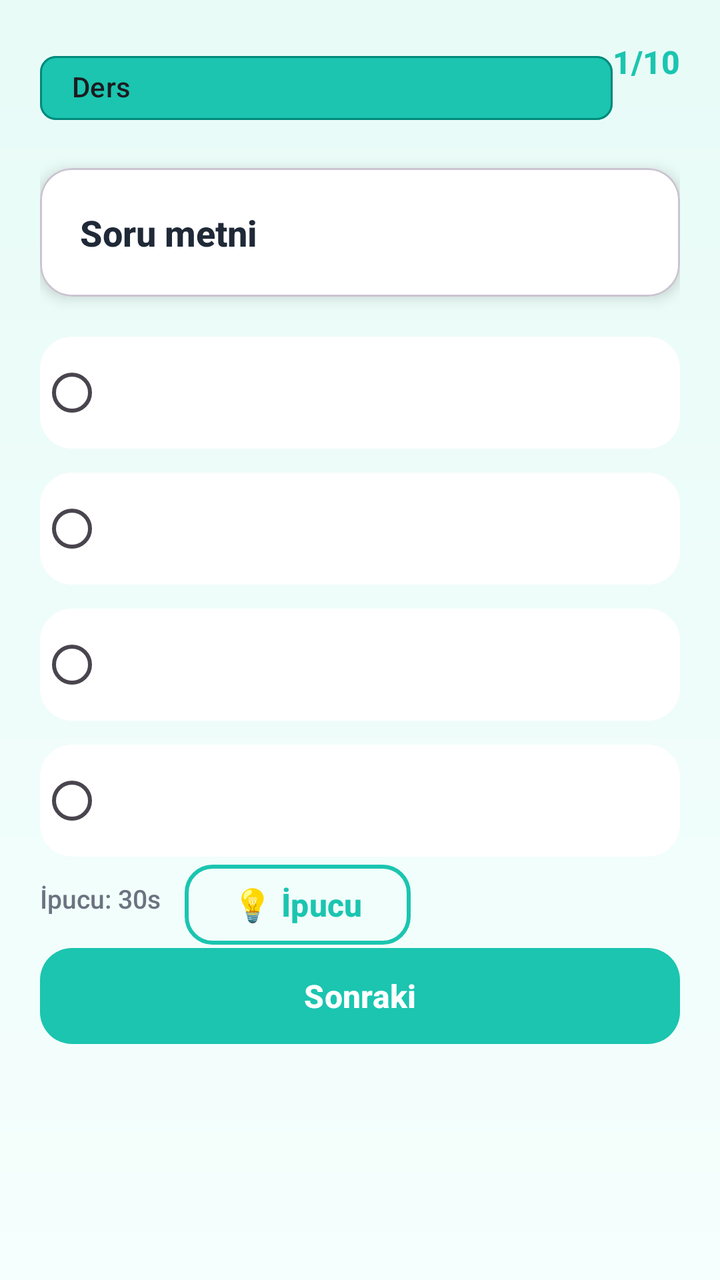
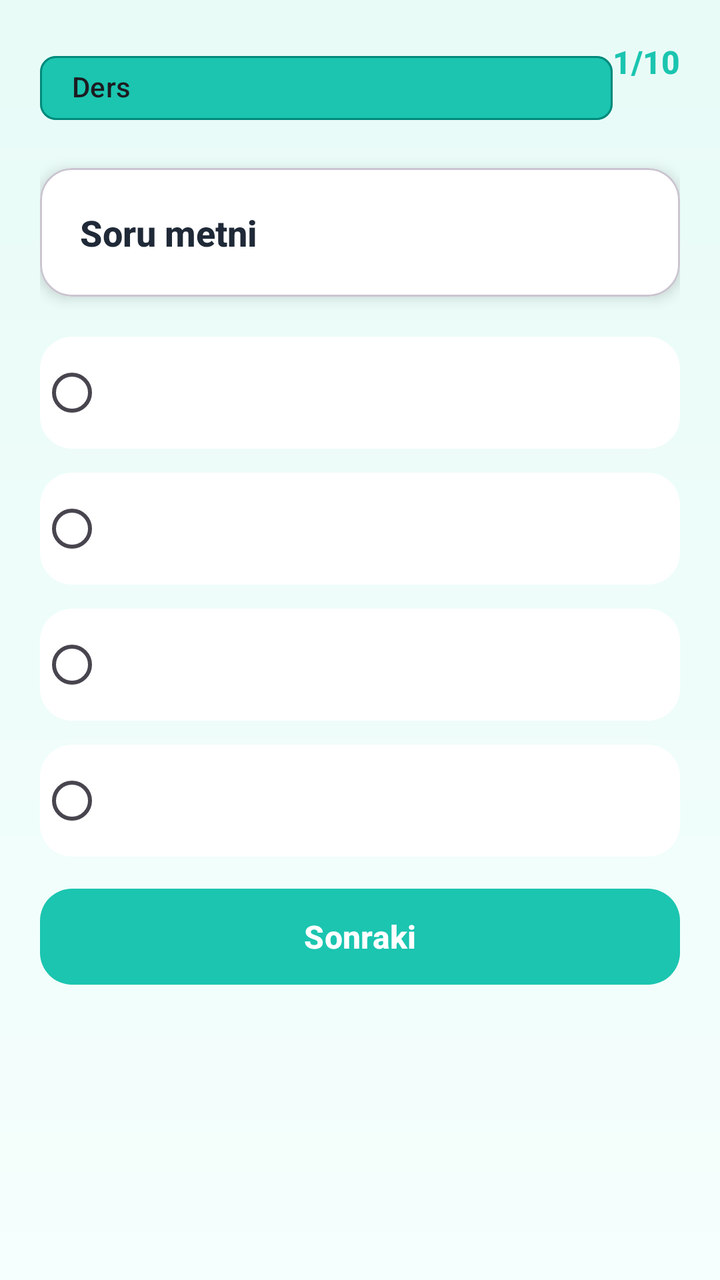

Before-and-after screenshots of an Android layout around one commit, followed by the original layout XML and the change that was made.
<!-- AndroidManifest.xml: application theme Theme.BrainBuddy -->
<!-- res/layout/activity_quiz.xml -->
<?xml version="1.0" encoding="utf-8"?>
<ScrollView xmlns:android="http://schemas.android.com/apk/res/android"
    xmlns:app="http://schemas.android.com/apk/res-auto"
    android:layout_width="match_parent"
    android:layout_height="match_parent"
    android:background="@drawable/bg_gradient"
    android:fillViewport="true">

    <androidx.constraintlayout.widget.ConstraintLayout
        android:layout_width="match_parent"
        android:layout_height="wrap_content"
        android:padding="20dp">

        <com.google.android.material.chip.Chip
            android:id="@+id/subjectChip"
            android:layout_width="0dp"
            android:layout_height="wrap_content"
            android:text="Ders"
            app:chipBackgroundColor="@color/bb_turquoise"
            app:chipStrokeColor="@color/bb_turquoise_dark"
            app:layout_constraintTop_toTopOf="parent"
            app:layout_constraintStart_toStartOf="parent"
            app:layout_constraintEnd_toStartOf="@id/progressText"
            app:layout_constraintHorizontal_chainStyle="spread_inside"/>

        <TextView
            android:id="@+id/progressText"
            android:layout_width="wrap_content"
            android:layout_height="wrap_content"
            android:text="1/10"
            android:textSize="16sp"
            android:textStyle="bold"
            android:textColor="@color/bb_turquoise"
            app:layout_constraintTop_toTopOf="parent"
            app:layout_constraintEnd_toEndOf="parent"/>

        <ImageView
            android:id="@+id/questionImage"
            android:layout_width="0dp"
            android:layout_height="160dp"
            android:layout_marginTop="16dp"
            android:scaleType="fitCenter"
            android:visibility="gone"
            app:layout_constraintTop_toBottomOf="@id/subjectChip"
            app:layout_constraintStart_toStartOf="parent"
            app:layout_constraintEnd_toEndOf="parent"/>

        <com.google.android.material.card.MaterialCardView
            android:id="@+id/questionCard"
            android:layout_width="0dp"
            android:layout_height="wrap_content"
            app:cardCornerRadius="16dp"
            app:cardElevation="4dp"
            app:cardBackgroundColor="@color/white"
            android:layout_marginTop="16dp"
            app:layout_constraintTop_toBottomOf="@id/questionImage"
            app:layout_constraintStart_toStartOf="parent"
            app:layout_constraintEnd_toEndOf="parent">

            <TextView
                android:id="@+id/questionText"
                android:layout_width="match_parent"
                android:layout_height="wrap_content"
                android:text="Soru metni"
                android:textSize="18sp"
                android:textStyle="bold"
                android:textColor="@color/bb_text_dark"
                android:lineSpacingMultiplier="1.2"
                android:padding="20dp"/>
        </com.google.android.material.card.MaterialCardView>

        <RadioGroup
            android:id="@+id/optionsGroup"
            android:layout_width="0dp"
            android:layout_height="wrap_content"
            android:layout_marginTop="20dp"
            app:layout_constraintTop_toBottomOf="@id/questionCard"
            app:layout_constraintStart_toStartOf="parent"
            app:layout_constraintEnd_toEndOf="parent">

            <RadioButton
                android:id="@+id/optA"
                android:layout_width="match_parent"
                android:layout_height="wrap_content"
                android:minHeight="56dp"
                android:padding="16dp"
                android:layout_marginBottom="12dp"
                android:background="@drawable/bg_choice_button"
                android:textSize="16sp"
                android:textColor="@color/bb_text_dark"/>

            <RadioButton
                android:id="@+id/optB"
                android:layout_width="match_parent"
                android:layout_height="wrap_content"
                android:minHeight="56dp"
                android:padding="16dp"
                android:layout_marginBottom="12dp"
                android:background="@drawable/bg_choice_button"
                android:textSize="16sp"
                android:textColor="@color/bb_text_dark"/>

            <RadioButton
                android:id="@+id/optC"
                android:layout_width="match_parent"
                android:layout_height="wrap_content"
                android:minHeight="56dp"
                android:padding="16dp"
                android:layout_marginBottom="12dp"
                android:background="@drawable/bg_choice_button"
                android:textSize="16sp"
                android:textColor="@color/bb_text_dark"/>

            <RadioButton
                android:id="@+id/optD"
                android:layout_width="match_parent"
                android:layout_height="wrap_content"
                android:minHeight="56dp"
                android:padding="16dp"
                android:background="@drawable/bg_choice_button"
                android:textSize="16sp"
                android:textColor="@color/bb_text_dark"/>
        </RadioGroup>

        <TextView
            android:id="@+id/feedbackText"
            android:layout_width="0dp"
            android:layout_height="wrap_content"
            android:text="Geri bildirim"
            android:textSize="16sp"
            android:textStyle="bold"
            android:visibility="gone"
            android:layout_marginTop="16dp"
            app:layout_constraintTop_toBottomOf="@id/optionsGroup"
            app:layout_constraintStart_toStartOf="parent"
            app:layout_constraintEnd_toEndOf="parent"/>

        <TextView
            android:id="@+id/hintTimer"
            android:layout_width="wrap_content"
            android:layout_height="wrap_content"
            android:text="İpucu: 30s"
            android:textSize="13sp"
            android:textColor="@color/bb_text_muted"
            android:layout_marginTop="12dp"
            app:layout_constraintTop_toBottomOf="@id/feedbackText"
            app:layout_constraintStart_toStartOf="parent"/>

        <Button
            android:id="@+id/hintBtn"
            style="@style/BBButtonAlt"
            android:layout_width="wrap_content"
            android:layout_height="wrap_content"
            android:text="💡 İpucu"
            android:layout_marginStart="12dp"
            app:layout_constraintTop_toBottomOf="@id/feedbackText"
            app:layout_constraintStart_toEndOf="@id/hintTimer"/>

        <TextView
            android:id="@+id/hintText"
            android:layout_width="0dp"
            android:layout_height="wrap_content"
            android:text="İpucu metni"
            android:textSize="14sp"
            android:textColor="@color/bb_text_muted"
            android:visibility="gone"
            android:layout_marginTop="8dp"
            app:layout_constraintTop_toBottomOf="@id/hintTimer"
            app:layout_constraintStart_toStartOf="parent"
            app:layout_constraintEnd_toEndOf="parent"/>

        <Button
            android:id="@+id/submitBtn"
            style="@style/BB.Button"
            android:layout_width="0dp"
            android:layout_height="56dp"
            android:text="Cevabı Kontrol Et"
            android:visibility="gone"
            android:layout_marginTop="20dp"
            app:layout_constraintTop_toBottomOf="@id/hintText"
            app:layout_constraintStart_toStartOf="parent"
            app:layout_constraintEnd_toEndOf="parent"/>

        <Button
            android:id="@+id/nextBtn"
            style="@style/BB.Button"
            android:layout_width="0dp"
            android:layout_height="56dp"
            android:text="Sonraki"
            android:layout_marginTop="12dp"
            app:layout_constraintTop_toBottomOf="@id/hintText"
            app:layout_constraintStart_toStartOf="parent"
            app:layout_constraintEnd_toEndOf="parent"/>

    </androidx.constraintlayout.widget.ConstraintLayout>
</ScrollView>
<!-- resources referenced by this layout -->
<resources>
  <color name="bb_text_dark">#1F2937</color>
  <color name="bb_text_muted">#6B7280</color>
  <color name="bb_turquoise">#1BC5B0</color>
  <color name="bb_turquoise_dark">#00897B</color>
  <color name="white">#FFFFFF</color>
  <!-- drawable bg_choice_button (drawable) -->
  <?xml version="1.0" encoding="utf-8"?>
  <ripple xmlns:android="http://schemas.android.com/apk/res/android"
      android:color="@color/bb_turquoise">
      <item>
          <shape android:shape="rectangle">
              <solid android:color="@color/white"/>
              <corners android:radius="16dp"/>
          </shape>
      </item>
  </ripple>
  <!-- drawable bg_gradient (drawable) -->
  <?xml version="1.0" encoding="utf-8"?>
  <layer-list xmlns:android="http://schemas.android.com/apk/res/android">
      <item>
          <shape>
              <gradient
                  android:angle="270"
                  android:startColor="#E8FBF7"
                  android:endColor="#F5FFFD"/>
          </shape>
      </item>
  </layer-list>
  <style name="BB.Button" parent="BBButton" />
  <style name="BBButtonAlt" parent="Widget.Material3.Button.OutlinedButton">
          <item name="android:minHeight">48dp</item>
          <item name="cornerRadius">14dp</item>
          <item name="android:textAllCaps">false</item>
          <item name="android:textColor">@color/bb_primary</item>
          <item name="strokeColor">@color/bb_primary</item>
          <item name="strokeWidth">2dp</item>
      </style>
  <style name="Theme.BrainBuddy" parent="Theme.Material3.Light.NoActionBar">
          <item name="colorPrimary">@color/bb_primary</item>
          <item name="colorOnPrimary">@color/white</item>
          <item name="colorSecondary">@color/bb_secondary</item>
          <item name="colorOnSecondary">@color/white</item>
          <item name="colorTertiary">@color/bb_accent</item>
          <item name="colorOnTertiary">@color/black</item>
          <item name="colorError">@color/bb_error</item>
          <item name="android:windowBackground">@drawable/bg_gradient</item>
          <item name="android:textColorPrimary">@color/bb_text</item>
          <item name="android:textColorSecondary">@color/bb_text_muted</item>
          <item name="materialButtonStyle">@style/BBButton</item>
          <item name="android:fontFamily">sans-serif-medium</item>
      </style>
  <style name="BBButton" parent="Widget.Material3.Button">
          <item name="android:minHeight">56dp</item>
          <item name="android:paddingStart">24dp</item>
          <item name="android:paddingEnd">24dp</item>
          <item name="cornerRadius">16dp</item>
          <item name="android:textAllCaps">false</item>
          <item name="android:textColor">@color/white</item>
          <item name="android:textSize">16sp</item>
          <item name="android:textStyle">bold</item>
          <item name="backgroundTint">@color/bb_primary</item>
      </style>
  <color name="bb_primary">#1BC5B0</color>
  <color name="bb_secondary">#00897B</color>
  <color name="bb_accent">#FFC107</color>
  <color name="black">#000000</color>
  <color name="bb_error">#FF5252</color>
  <color name="bb_text">#1F2937</color>
</resources>

<!-- the commit's change to res/layout/activity_quiz.xml (unified diff, before → after) -->
@@ -135,40 +135,6 @@
             app:layout_constraintStart_toStartOf="parent"
             app:layout_constraintEnd_toEndOf="parent"/>
 
-        <TextView
-            android:id="@+id/hintTimer"
-            android:layout_width="wrap_content"
-            android:layout_height="wrap_content"
-            android:text="İpucu: 30s"
-            android:textSize="13sp"
-            android:textColor="@color/bb_text_muted"
-            android:layout_marginTop="12dp"
-            app:layout_constraintTop_toBottomOf="@id/feedbackText"
-            app:layout_constraintStart_toStartOf="parent"/>
-
-        <Button
-            android:id="@+id/hintBtn"
-            style="@style/BBButtonAlt"
-            android:layout_width="wrap_content"
-            android:layout_height="wrap_content"
-            android:text="💡 İpucu"
-            android:layout_marginStart="12dp"
-            app:layout_constraintTop_toBottomOf="@id/feedbackText"
-            app:layout_constraintStart_toEndOf="@id/hintTimer"/>
-
-        <TextView
-            android:id="@+id/hintText"
-            android:layout_width="0dp"
-            android:layout_height="wrap_content"
-            android:text="İpucu metni"
-            android:textSize="14sp"
-            android:textColor="@color/bb_text_muted"
-            android:visibility="gone"
-            android:layout_marginTop="8dp"
-            app:layout_constraintTop_toBottomOf="@id/hintTimer"
-            app:layout_constraintStart_toStartOf="parent"
-            app:layout_constraintEnd_toEndOf="parent"/>
-
         <Button
             android:id="@+id/submitBtn"
             style="@style/BB.Button"
@@ -177,7 +143,7 @@
             android:text="Cevabı Kontrol Et"
             android:visibility="gone"
             android:layout_marginTop="20dp"
-            app:layout_constraintTop_toBottomOf="@id/hintText"
+            app:layout_constraintTop_toBottomOf="@id/optionsGroup"
             app:layout_constraintStart_toStartOf="parent"
             app:layout_constraintEnd_toEndOf="parent"/>
 
@@ -188,9 +154,14 @@
             android:layout_height="56dp"
             android:text="Sonraki"
             android:layout_marginTop="12dp"
-            app:layout_constraintTop_toBottomOf="@id/hintText"
+            app:layout_constraintTop_toBottomOf="@id/optionsGroup"
             app:layout_constraintStart_toStartOf="parent"
             app:layout_constraintEnd_toEndOf="parent"/>
 
+        
+        <TextView android:id="@+id/hintTimer" android:layout_width="0dp" android:layout_height="0dp" android:visibility="gone"/>
+        <Button android:id="@+id/hintBtn" android:layout_width="0dp" android:layout_height="0dp" android:visibility="gone"/>
+        <TextView android:id="@+id/hintText" android:layout_width="0dp" android:layout_height="0dp" android:visibility="gone"/>
+
     </androidx.constraintlayout.widget.ConstraintLayout>
 </ScrollView>
<!-- resource entries referenced after the edit -->
@@ -29,14 +29,6 @@
       </item>
   </layer-list>
   <style name="BB.Button" parent="BBButton" />
-  <style name="BBButtonAlt" parent="Widget.Material3.Button.OutlinedButton">
-          <item name="android:minHeight">48dp</item>
-          <item name="cornerRadius">14dp</item>
-          <item name="android:textAllCaps">false</item>
-          <item name="android:textColor">@color/bb_primary</item>
-          <item name="strokeColor">@color/bb_primary</item>
-          <item name="strokeWidth">2dp</item>
-      </style>
   <style name="Theme.BrainBuddy" parent="Theme.Material3.Light.NoActionBar">
           <item name="colorPrimary">@color/bb_primary</item>
           <item name="colorOnPrimary">@color/white</item>
